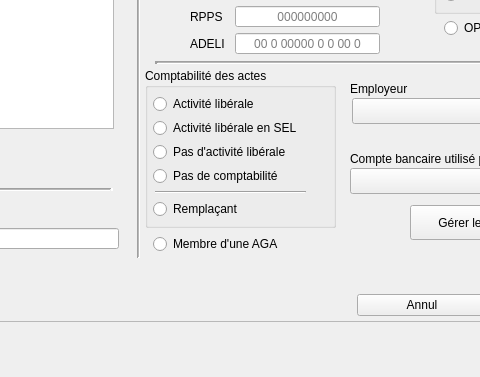
Old version of the form Dialogs/dlg_gestionusers.ui in the repository ukinoki/Rufus; both pictures show x 563 to 1043 and y 233 to 610 of the 1220 by 610 pixel window.
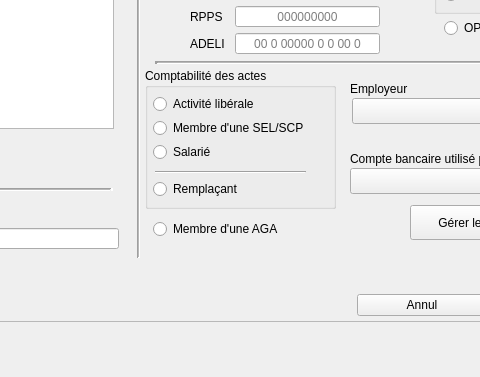
New version of the form. Icons and pictures are not drawn. Custom widgets are drawn as their Qt base class.

The edit to the form file:
```diff
--- a/Dialogs/dlg_gestionusers.ui
+++ b/Dialogs/dlg_gestionusers.ui
@@ -538,7 +538,7 @@
             <x>5</x>
             <y>0</y>
             <width>191</width>
-            <height>160</height>
+            <height>141</height>
            </rect>
           </property>
           <property name="contextMenuPolicy">
@@ -573,7 +573,7 @@
            <property name="geometry">
             <rect>
              <x>8</x>
-             <y>130</y>
+             <y>110</y>
              <width>160</width>
              <height>22</height>
             </rect>
@@ -610,42 +610,14 @@
             <string/>
            </property>
            <property name="text">
-            <string>Pas d'activité libérale</string>
-           </property>
-          </widget>
-          <widget class="UpRadioButton" name="NoComptaupRadioButton">
-           <property name="geometry">
-            <rect>
-             <x>8</x>
-             <y>97</y>
-             <width>160</width>
-             <height>22</height>
-            </rect>
-           </property>
-           <property name="focusPolicy">
-            <enum>Qt::StrongFocus</enum>
-           </property>
-           <property name="contextMenuPolicy">
-            <enum>Qt::NoContextMenu</enum>
-           </property>
-           <property name="toolTip">
-            <string/>
-           </property>
-           <property name="text">
-            <string>Pas de comptabilité</string>
-           </property>
-           <property name="checkable">
-            <bool>true</bool>
-           </property>
-           <property name="checked">
-            <bool>false</bool>
+            <string>Salarié</string>
            </property>
           </widget>
           <widget class="Line" name="line_5">
            <property name="geometry">
             <rect>
              <x>10</x>
-             <y>116</y>
+             <y>96</y>
              <width>151</width>
              <height>16</height>
             </rect>
@@ -670,7 +642,7 @@
             <enum>Qt::NoContextMenu</enum>
            </property>
            <property name="text">
-            <string>Activité libérale en SEL</string>
+            <string>Membre d'une SEL/SCP</string>
            </property>
           </widget>
          </widget>
@@ -678,7 +650,7 @@
           <property name="geometry">
            <rect>
             <x>13</x>
-            <y>165</y>
+            <y>150</y>
             <width>151</width>
             <height>22</height>
            </rect>
@@ -1446,21 +1418,26 @@
   </widget>
  </widget>
  <customwidgets>
+  <customwidget>
+   <class>UpLineEdit</class>
+   <extends>QLineEdit</extends>
+   <header>uplineedit.h</header>
+  </customwidget>
   <customwidget>
    <class>UpPushButton</class>
    <extends>QPushButton</extends>
    <header>uppushbutton.h</header>
   </customwidget>
+  <customwidget>
+   <class>UpComboBox</class>
+   <extends>QComboBox</extends>
+   <header>upcombobox.h</header>
+  </customwidget>
   <customwidget>
    <class>UpTableWidget</class>
    <extends>QTableWidget</extends>
    <header>uptablewidget.h</header>
   </customwidget>
-  <customwidget>
-   <class>UpLineEdit</class>
-   <extends>QLineEdit</extends>
-   <header>uplineedit.h</header>
-  </customwidget>
   <customwidget>
    <class>UpSmallButton</class>
    <extends>QPushButton</extends>
@@ -1471,11 +1448,6 @@
    <extends>QLabel</extends>
    <header>uplabel.h</header>
   </customwidget>
-  <customwidget>
-   <class>UpComboBox</class>
-   <extends>QComboBox</extends>
-   <header>upcombobox.h</header>
-  </customwidget>
   <customwidget>
    <class>UpRadioButton</class>
    <extends>QRadioButton</extends>
```
